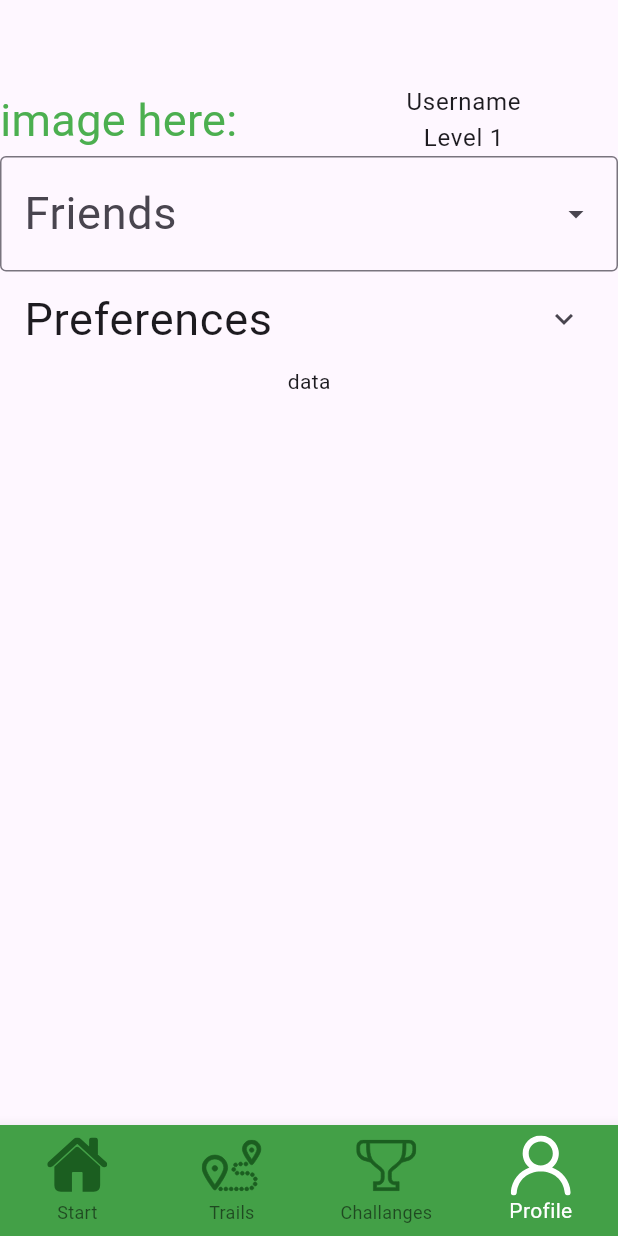
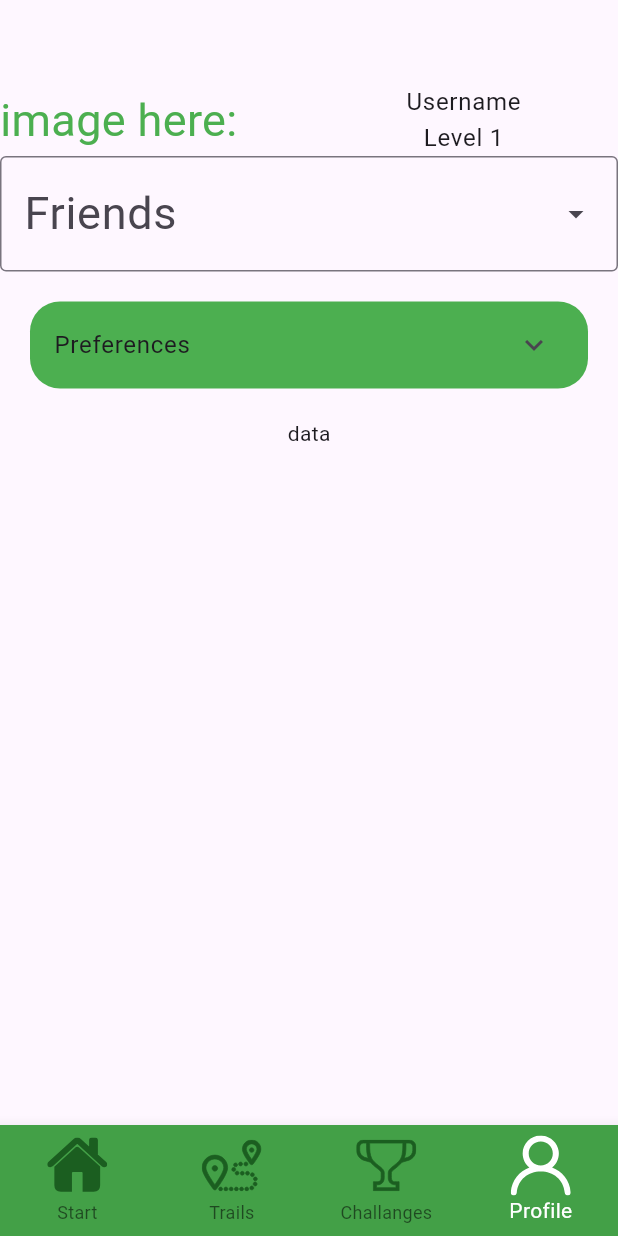
Before and after one commit to Miro-Ali-Akbar/DSP-Fikon, a Flutter app: the screen it shows after launch, item 4 of the bottom bar chosen, on a phone screen of 412 x 824 dp. Run offline on Flutter 3.47's test engine with Material 3 defaults, Android fonts, the phone set to English and light mode, and no system bars; our stand-ins replace flutter_svg; Roboto replaces fonts that are missing (InterRegular).

```diff
--- a/client/lib/pages/profile_page.dart
+++ b/client/lib/pages/profile_page.dart
@@ -74,12 +74,9 @@ class _ProfilePageState extends State<ProfilePage> {
               },
             ),
             // https://api.flutter.dev/flutter/material/ExpansionTile-class.html
-            ExpansionTile(title: const Text("Preferences"), children: <Widget>[
-              Builder(builder: (BuildContext context) {
-                return Container(
-                  padding: const EdgeInsets.all(24),
-                  alignment: Alignment.center,
-                  child: Column(
+            DropdownTile(
+              "Preferences",
+              Column(
                 crossAxisAlignment: CrossAxisAlignment.start,
                 children: <Widget>[
                   ListTile(
@@ -97,9 +94,7 @@ class _ProfilePageState extends State<ProfilePage> {
                   // Add more buttons as needed
                 ],
               ),
-                );
-              },),
-            ],),
+            ),
             Text("data"),
             // add firebase api
             // const SignOutButton(),
@@ -108,4 +103,41 @@ class _ProfilePageState extends State<ProfilePage> {
       ),
     );
   }
+
+  Container DropdownTile(String Name, Column Buttons) {
+    const edgeValue = 20.0;
+    return Container(
+      margin: EdgeInsets.all(edgeValue),
+      decoration: BoxDecoration(
+        borderRadius: BorderRadius.all(
+          Radius.circular(edgeValue),
+        ),
+        color: Colors.green,
+      ),
+      child: Theme(
+        data: Theme.of(context).copyWith(dividerColor: Colors.transparent),
+        child: ExpansionTile(
+          title: Text(Name),
+          children: <Widget>[
+            Builder(
+              builder: (BuildContext context) {
+                return Container(
+                  margin: EdgeInsets.all(0),
+                  decoration: BoxDecoration(
+                    color: Colors.blueGrey,
+                    borderRadius: BorderRadius.only(
+                      bottomLeft: Radius.circular(edgeValue),
+                      bottomRight: Radius.circular(edgeValue),
+                    ),
+                  ),
+                  // alignment: Alignment.center,
+                  child: Buttons,
+                );
+              },
+            ),
+          ],
+        ),
+      ),
+    );
   }
+}
```
Lines whose indentation alone changed are shown as unchanged.
